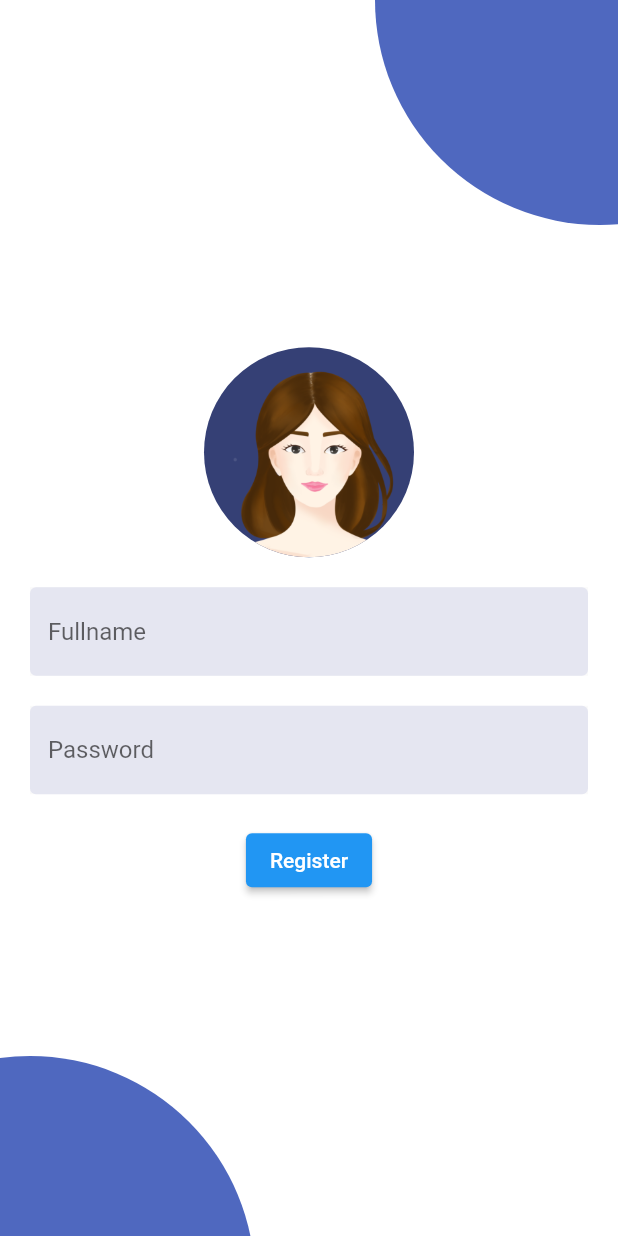
After one commit to jaseel-babu/On-demand-services, a Flutter app: the RegisterPage screen opened directly, on a phone screen of 412 x 824 dp. The commit adds this screen. Run offline on Flutter 3.47's test engine with Material 2 defaults, Android fonts, the phone set to English and light mode, and no system bars; our stand-ins replace curved_navigation_bar, get, google_fonts, pin_input_text_field, shared_preferences; accounts and stored records are empty.

Commit message:
register page

```diff
--- /dev/null
+++ b/lib/consts/urls.dart
@@ -0,0 +1 @@
+String url = "";
--- /dev/null
+++ b/lib/view/registerPage/halfcircles.dart
@@ -0,0 +1,52 @@
+import 'dart:async';
+
+import 'package:flutter/material.dart';
+
+class halfcircle extends StatelessWidget {
+  CustomClipper<Path> drawerClip;
+   halfcircle( {Key? key,required this.drawerClip}) : super(key: key);
+
+  @override
+  Widget build(BuildContext context) {
+    return ClipPath(
+      clipper: drawerClip,
+      child: Container(
+        height: 200,
+        width: MediaQuery.of(context).size.width,
+        decoration: BoxDecoration(color: Color(0xff4F68BF)),
+      ),
+    );
+  }
+}
+
+class DrawerClip extends CustomClipper<Path> {
+  @override
+  Path getClip(Size size) {
+    // TODO: implement getClip
+    Path path = Path();
+    path.addOval(Rect.fromCircle(center: Offset(400, 30), radius: 150));
+    return path;
+  }
+
+  @override
+  bool shouldReclip(covariant CustomClipper<Path> oldClipper) {
+    // TODO: implement shouldReclip
+    return true;
+  }
+}
+
+class DrawerClip2 extends CustomClipper<Path> {
+  @override
+  Path getClip(Size size) {
+    // TODO: implement getClip
+    Path path = Path();
+    path.addOval(Rect.fromCircle(center: Offset(40, 200), radius: 150));
+    return path;
+  }
+
+  @override
+  bool shouldReclip(covariant CustomClipper<Path> oldClipper) {
+    // TODO: implement shouldReclip
+    return true;
+  }
+}
--- /dev/null
+++ b/lib/view/registerPage/registerPage.dart
@@ -0,0 +1,140 @@
+import 'package:flutter/material.dart';
+import 'package:ondemandservices/consts/theme.dart';
+import 'package:ondemandservices/view/mainPage.dart';
+import 'package:ondemandservices/view/registerPage/halfcircles.dart';
+import 'package:get/get.dart';
+
+class RegisterPage extends StatelessWidget {
+  const RegisterPage({Key? key}) : super(key: key);
+
+  @override
+  Widget build(BuildContext context) {
+    final TextEditingController nameController = TextEditingController();
+
+    final TextEditingController passwordController = TextEditingController();
+    final oriantion = MediaQuery.of(context).orientation;
+    final maxWidth = MediaQuery.of(context).size.width;
+    final maxHeight = MediaQuery.of(context).size.height;
+    return Scaffold(
+      backgroundColor: Colors.white,
+      body: SafeArea(
+        child: Stack(
+          children: [
+            if (oriantion == Orientation.portrait || maxWidth <= 640)
+              SizedBox(
+                width: maxWidth,
+                height: maxHeight,
+                child: Padding(
+                  padding:
+                      const EdgeInsets.only(left: 20.0, right: 20.0, top: 5),
+                  child: Form(
+                    child: Column(
+                      mainAxisAlignment: MainAxisAlignment.center,
+                      children: [
+                        Imagelogin(),
+                        const SizedBox(
+                          height: 20,
+                        ),
+                        textfield(nameController, "Fullname"),
+                        const SizedBox(
+                          height: 20,
+                        ),
+                        textfield(passwordController, "Password"),
+                        const SizedBox(
+                          height: 20,
+                        ),
+                        ElevatedButton(
+                          onPressed: () {
+                            Get.to(() => MainPage());
+                          },
+                          child: const Text("Register"),
+                        ),
+                      ],
+                    ),
+                  ),
+                ),
+              )
+            else
+              Column(
+                children: [
+                  Expanded(
+                    child: Row(
+                      children: [
+                        Imagelogin(),
+                        field("Full Name", nameController),
+                        field("Password", passwordController),
+                      ],
+                    ),
+                  ),
+                  ElevatedButton(
+                    onPressed: () {},
+                    child: const Text("Register"),
+                  ),
+                ],
+              ),
+            if (oriantion == Orientation.portrait || maxWidth <= 640)
+              Positioned(
+                top: -30,
+                child: halfcircle(
+                  drawerClip: DrawerClip(),
+                ),
+              )
+            else
+              const SizedBox(),
+            if (oriantion == Orientation.portrait || maxWidth <= 640)
+              Positioned(
+                right: 20,
+                bottom: -30,
+                child: halfcircle(drawerClip: DrawerClip2()),
+              )
+            else
+              const SizedBox(),
+          ],
+        ),
+      ),
+    );
+  }
+
+  Widget field(String hint, TextEditingController controller) {
+    return Expanded(
+      child: Padding(
+        padding: const EdgeInsets.only(left: 20.0, right: 20.0, top: 5),
+        child: Form(
+          child: textfield(controller, hint),
+        ),
+      ),
+    );
+  }
+
+  Material textfield(TextEditingController controller, String hint) {
+    return Material(
+      shadowColor: Colors.grey,
+      child: TextFormField(
+        controller: controller,
+        validator: (value) {
+          if (value!.isEmpty) {
+            return "Required";
+          }
+          return null;
+        },
+        decoration: InputDecoration(
+          hintText: hint,
+          focusedBorder: InputBorder.none,
+          fillColor: AppColors.primaryColor,
+          filled: true,
+          border: const OutlineInputBorder(borderSide: BorderSide.none),
+        ),
+        textInputAction: TextInputAction.next,
+      ),
+    );
+  }
+
+  Widget Imagelogin() {
+    return CircleAvatar(
+      backgroundColor: AppColors.iconColor,
+      radius: 70,
+      backgroundImage:
+          const AssetImage("assets/images/—Pngtree—avatar beauty_4645864.png"),
+    );
+  }
+}
--- a/pubspec.yaml
+++ b/pubspec.yaml
@@ -53,6 +53,7 @@ dev_dependencies:
   lint: ^1.8.1
   shared_preferences: ^2.0.12
   pin_input_text_field: ^4.1.1
+  http: ^0.13.4
 
 
 # For information on the generic Dart part of this file, see the
```
Also changed, not shown: lib/main.dart (+6 -4 lines), lib/services/apiservice.dart (added, +12 -0 lines), lib/view/loginPage/loginpage.dart (+24 -6 lines), lib/view/verifyotp/verifyotp.dart (+58 -8 lines), assets/images/—Pngtree—avatar beauty_4645864.png (added), pubspec.lock, 2 other files.
